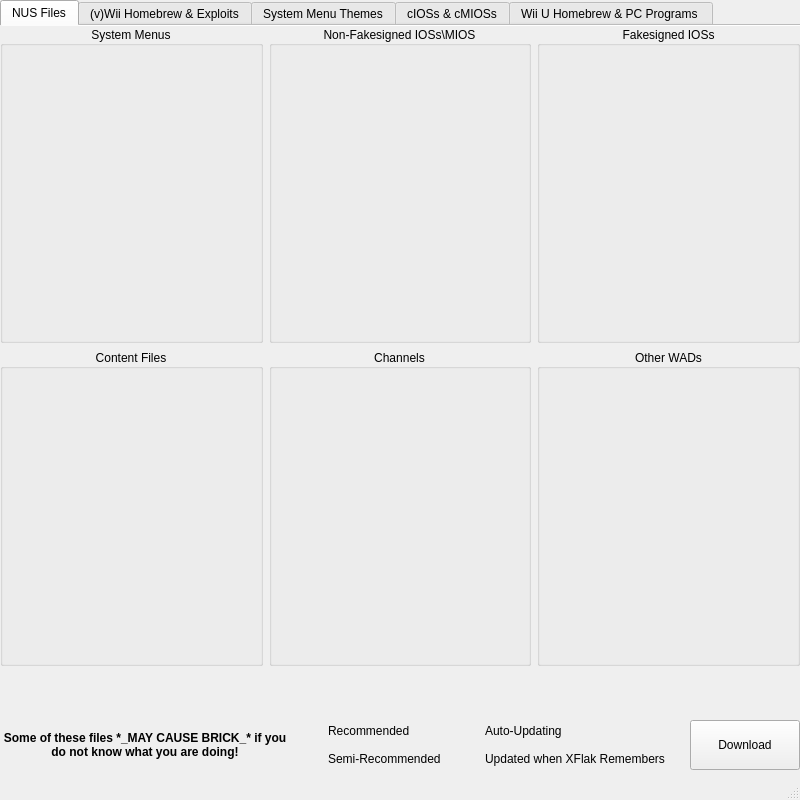
Old version of the form mainWindow.ui in the repository korbosoft/modmiiDownloader.
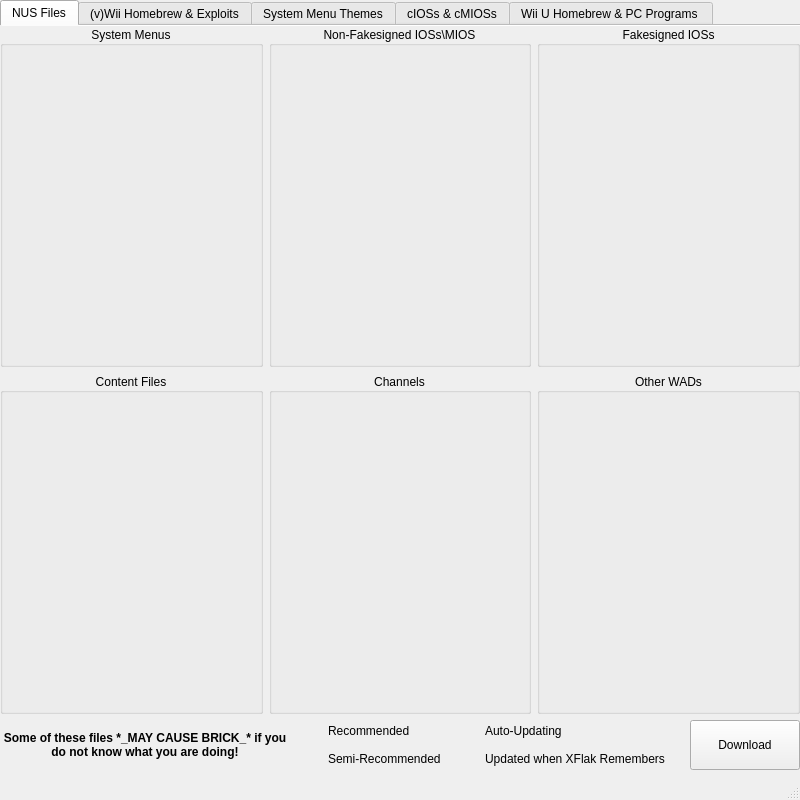
New version of the form. The open tabs and pages were chosen to show the change. Icons and pictures are not drawn. Custom widgets are drawn as their Qt base class.

The edit to the form file:
```diff
--- a/mainWindow.ui
+++ b/mainWindow.ui
@@ -57,7 +57,7 @@
         <x>0</x>
         <y>0</y>
         <width>800</width>
-        <height>640</height>
+        <height>688</height>
        </rect>
       </property>
       <layout class="QGridLayout" name="nusLayout">
```
Left out of the diff: 50 changed lines with no effect on the pictures.
